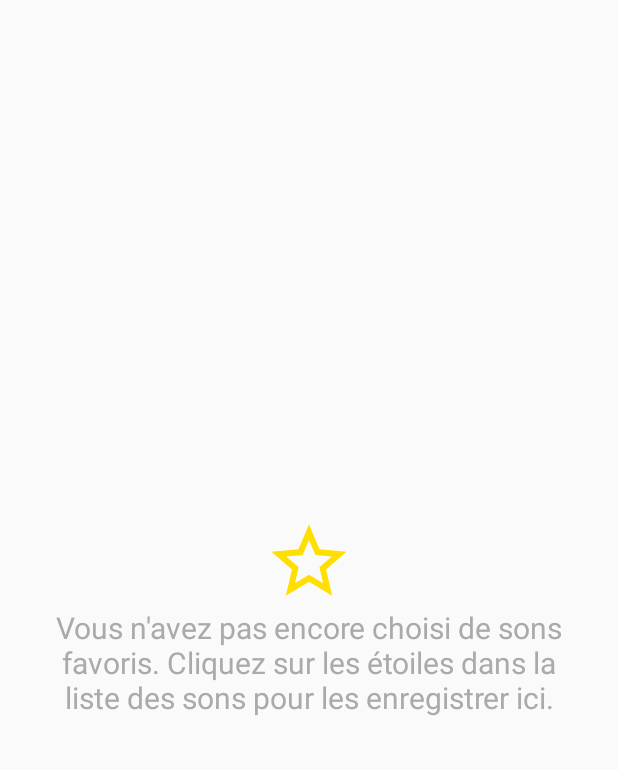
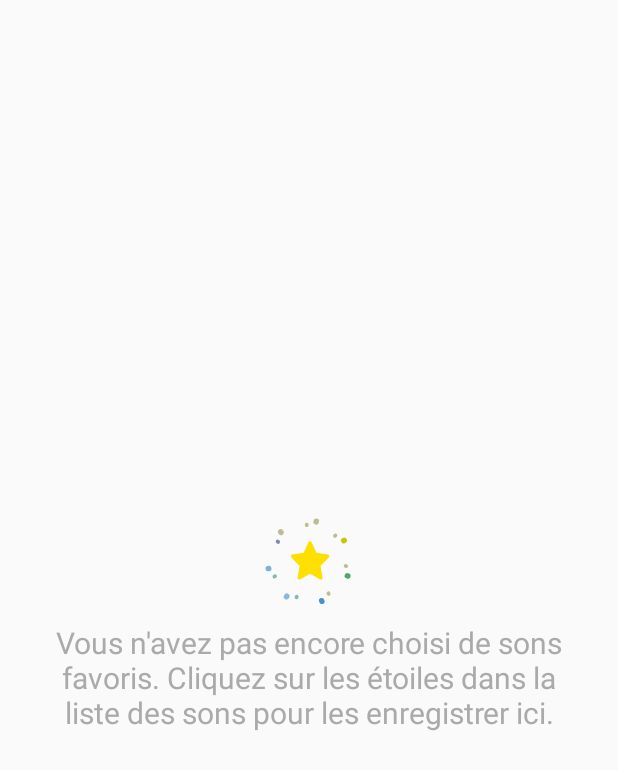
Before and after one commit to davidlepilote/boitea, an Android app: the layout empty_favorites.xml on its own in the app's theme, with its tools: preview values and no code run, on a phone screen of 412 x 824 dp. Shown: the top 770 px of the screen. Run offline under Robolectric (Android 15) with nearby library versions, the phone set to English and light mode, and no system bars.

Commit message:
bug fix on recycler view

```diff
--- a/app/src/main/java/com/monirapps/boitea/fragment/SoundsFragment.java
+++ b/app/src/main/java/com/monirapps/boitea/fragment/SoundsFragment.java
@@ -27,6 +27,7 @@ import io.realm.Realm;
 import io.realm.RealmQuery;
 import io.realm.RealmResults;
 import jp.wasabeef.recyclerview.adapters.ScaleInAnimationAdapter;
+import jp.wasabeef.recyclerview.animators.FlipInTopXAnimator;
 
 public class SoundsFragment extends Fragment implements RealmRecyclerView.OnRefreshListener {
 
@@ -129,8 +130,8 @@ public class SoundsFragment extends Fragment implements RealmRecyclerView.OnRefr
           final int from = soundsAdapter.getRealIndex(changeSet.getDeletions()[0]);
           final int to = soundsAdapter.getRealIndex(changeSet.getInsertions()[0]);
           soundsAdapter.notifyItemMoved(from, to);
-          soundsAdapter.notifyItemChanged(from);
-          soundsAdapter.notifyItemChanged(to);
+          //soundsAdapter.notifyItemChanged(from);
+          //soundsAdapter.notifyItemChanged(to);
         } else {
           // For deletions, the adapter has to be notified in reverse order.
 
--- a/app/src/main/res/layout/empty_favorites.xml
+++ b/app/src/main/res/layout/empty_favorites.xml
@@ -1,8 +1,9 @@
 <?xml version="1.0" encoding="utf-8"?>
 <RelativeLayout xmlns:android="http://schemas.android.com/apk/res/android"
-              android:orientation="vertical"
-              android:layout_width="match_parent"
-              android:layout_height="match_parent">
+                xmlns:lottie="http://schemas.android.com/apk/res-auto"
+                android:orientation="vertical"
+                android:layout_width="match_parent"
+                android:layout_height="match_parent">
 
     <LinearLayout
         android:layout_width="wrap_content"
@@ -14,11 +15,15 @@
         android:gravity="center_horizontal"
         >
 
-        <ImageView
-            android:layout_width="60dp"
-            android:layout_height="60dp"
-            android:src="@drawable/ic_star_empty"
-            />
+        <com.airbnb.lottie.LottieAnimationView
+          android:id="@+id/favorite"
+          android:layout_width="80dp"
+          android:layout_height="80dp"
+          android:layout_centerVertical="true"
+          android:layout_alignParentRight="true"
+          lottie:lottie_loop="true"
+          lottie:lottie_autoPlay="true"
+          lottie:lottie_fileName="star.json" />
 
         <TextView
             android:layout_width="wrap_content"
```
Also changed, not shown: app/src/main/java/com/monirapps/boitea/adapter/SoundsAdapter.java (+8 -4 lines).
